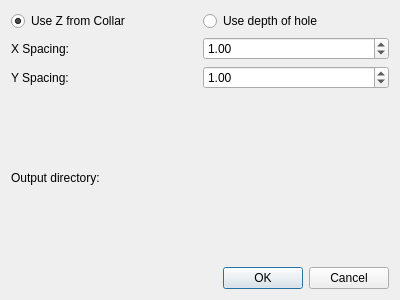
First picture: the form in export_raster_collar.ui, repository Oslandia/albion, before the edit.
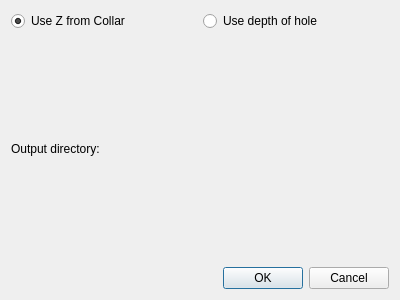
Second picture: the form after the edit. Custom widgets are drawn as their Qt base class.

Commit message: fix raster export and add some improvements

What changed in the file:
```diff
--- a/export_raster_collar.ui
+++ b/export_raster_collar.ui
@@ -14,31 +14,7 @@
    <string>Dialog</string>
   </property>
   <layout class="QGridLayout" name="gridLayout">
-   <item row="3" column="0">
-    <widget class="QLabel" name="label_5">
-     <property name="text">
-      <string>Output directory:</string>
-     </property>
-    </widget>
-   </item>
-   <item row="1" column="0">
-    <widget class="QLabel" name="label_3">
-     <property name="text">
-      <string>X Spacing:</string>
-     </property>
-    </widget>
-   </item>
-   <item row="1" column="1">
-    <widget class="QDoubleSpinBox" name="xspacing">
-     <property name="singleStep">
-      <double>1.000000000000000</double>
-     </property>
-     <property name="value">
-      <double>1.000000000000000</double>
-     </property>
-    </widget>
-   </item>
-   <item row="4" column="0" colspan="2">
+   <item row="2" column="0" colspan="2">
     <widget class="QDialogButtonBox" name="buttonBox">
      <property name="orientation">
       <enum>Qt::Horizontal</enum>
@@ -48,27 +24,6 @@
      </property>
     </widget>
    </item>
-   <item row="3" column="1">
-    <widget class="QgsFileWidget" name="outDir">
-     <property name="storageMode">
-      <enum>QgsFileWidget::GetDirectory</enum>
-     </property>
-    </widget>
-   </item>
-   <item row="2" column="0">
-    <widget class="QLabel" name="label_4">
-     <property name="text">
-      <string>Y Spacing:</string>
-     </property>
-    </widget>
-   </item>
-   <item row="2" column="1">
-    <widget class="QDoubleSpinBox" name="yspacing">
-     <property name="value">
-      <double>1.000000000000000</double>
-     </property>
-    </widget>
-   </item>
    <item row="0" column="0">
     <widget class="QRadioButton" name="useZ">
      <property name="enabled">
@@ -89,6 +44,20 @@
      </property>
     </widget>
    </item>
+   <item row="1" column="0">
+    <widget class="QLabel" name="label_5">
+     <property name="text">
+      <string>Output directory:</string>
+     </property>
+    </widget>
+   </item>
+   <item row="1" column="1">
+    <widget class="QgsFileWidget" name="outDir">
+     <property name="storageMode">
+      <enum>QgsFileWidget::GetDirectory</enum>
+     </property>
+    </widget>
+   </item>
   </layout>
  </widget>
  <customwidgets>
```
The commit also changes 7 other files.
